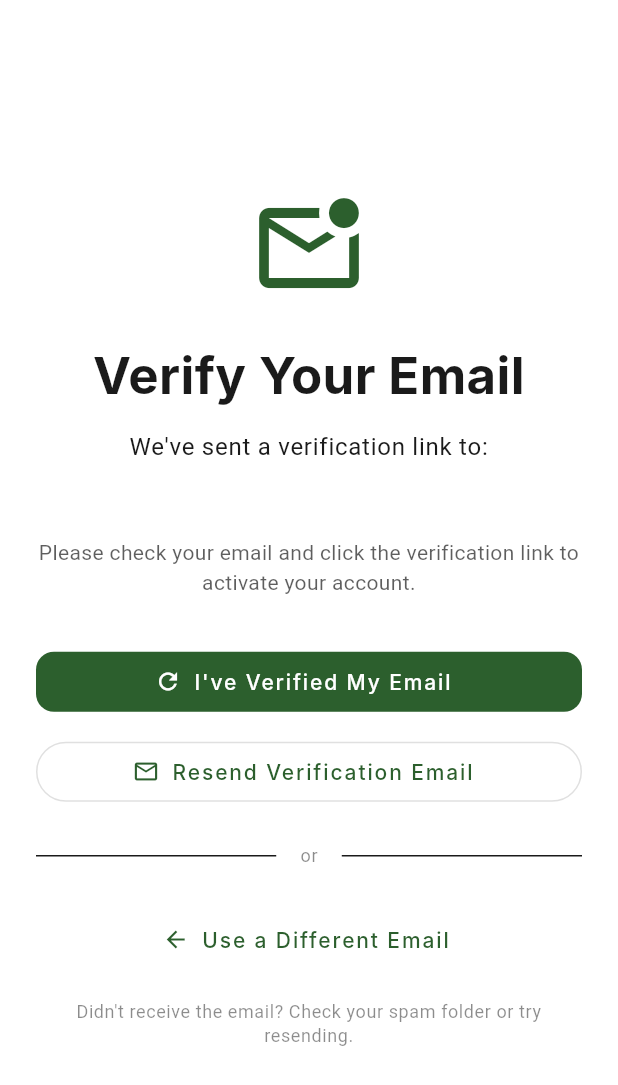
After one commit to keej24/visita-bohol-system, a Flutter app: the EmailVerificationScreen screen opened directly, on a phone screen of 412 x 824 dp. The commit adds this screen. Shown: the top 1085 px of the screen. Run offline on Flutter 3.47's test engine with Material 3 defaults, Android fonts, the phone set to English and light mode, and no system bars; our stand-ins replace cached_network_image, carousel_slider, cloud_firestore, file_picker, firebase_auth, firebase_core and 11 more; missing offline and left inert: flutter_inappwebview, flutter_map_marker_cluster; accounts and stored records are empty; Roboto replaces fonts that are missing (Inter).

Commit message:
feat: Add email verification screen with auto-check and resend functionality

```diff
--- /dev/null
+++ b/mobile-app/lib/screens/auth/email_verification_screen.dart
@@ -0,0 +1,282 @@
+import 'dart:async';
+import 'package:flutter/material.dart';
+import 'package:provider/provider.dart';
+import '../../services/auth_service.dart';
+
+/// Screen shown when user has signed up but hasn't verified their email yet.
+///
+/// This screen:
+/// - Displays instructions to check their email
+/// - Provides a button to resend verification email
+/// - Auto-checks verification status every few seconds
+/// - Allows user to continue once verified
+class EmailVerificationScreen extends StatefulWidget {
+  const EmailVerificationScreen({super.key});
+
+  @override
+  State<EmailVerificationScreen> createState() =>
+      _EmailVerificationScreenState();
+}
+
+class _EmailVerificationScreenState extends State<EmailVerificationScreen> {
+  bool _isResending = false;
+  bool _isChecking = false;
+  Timer? _autoCheckTimer;
+  String? _message;
+  bool _isSuccess = false;
+
+  @override
+  void initState() {
+    super.initState();
+    // Auto-check verification status every 3 seconds
+    _autoCheckTimer = Timer.periodic(const Duration(seconds: 3), (_) {
+      _checkVerification(showFeedback: false);
+    });
+  }
+
+  @override
+  void dispose() {
+    _autoCheckTimer?.cancel();
+    super.dispose();
+  }
+
+  Future<void> _resendVerificationEmail() async {
+    if (_isResending) return;
+
+    setState(() {
+      _isResending = true;
+      _message = null;
+    });
+
+    final authService = context.read<AuthService>();
+    final success = await authService.sendEmailVerification();
+
+    if (mounted) {
+      setState(() {
+        _isResending = false;
+        _isSuccess = success;
+        _message = success
+            ? 'Verification email sent! Check your inbox.'
+            : authService.errorMessage ??
+                'Failed to send email. Please try again.';
+      });
+    }
+  }
+
+  Future<void> _checkVerification({bool showFeedback = true}) async {
+    if (_isChecking) return;
+
+    setState(() {
+      _isChecking = true;
+      if (showFeedback) _message = null;
+    });
+
+    final authService = context.read<AuthService>();
+    final isVerified = await authService.checkEmailVerified();
+
+    if (mounted) {
+      setState(() {
+        _isChecking = false;
+        if (showFeedback && !isVerified) {
+          _isSuccess = false;
+          _message =
+              'Email not verified yet. Please check your inbox and click the verification link.';
+        }
+      });
+
+      // If verified, AuthWrapper will automatically navigate to home
+      if (isVerified) {
+        authService.notifyListeners();
+      }
+    }
+  }
+
+  Future<void> _signOut() async {
+    final authService = context.read<AuthService>();
+    await authService.signOut();
+  }
+
+  @override
+  Widget build(BuildContext context) {
+    final authService = context.watch<AuthService>();
+    final userEmail = authService.currentUser?.email ?? 'your email';
+
+    return Scaffold(
+      body: SafeArea(
+        child: Padding(
+          padding: const EdgeInsets.all(24.0),
+          child: Column(
+            mainAxisAlignment: MainAxisAlignment.center,
+            crossAxisAlignment: CrossAxisAlignment.stretch,
+            children: [
+              // Email icon
+              Icon(
+                Icons.mark_email_unread_outlined,
+                size: 80,
+                color: Theme.of(context).colorScheme.primary,
+              ),
+              const SizedBox(height: 24),
+
+              // Title
+              Text(
+                'Verify Your Email',
+                style: Theme.of(context).textTheme.headlineMedium?.copyWith(
+                      fontWeight: FontWeight.bold,
+                    ),
+                textAlign: TextAlign.center,
+              ),
+              const SizedBox(height: 16),
+
+              // Instructions
+              Text(
+                'We\'ve sent a verification link to:',
+                style: Theme.of(context).textTheme.bodyLarge,
+                textAlign: TextAlign.center,
+              ),
+              const SizedBox(height: 8),
+              Text(
+                userEmail,
+                style: Theme.of(context).textTheme.bodyLarge?.copyWith(
+                      fontWeight: FontWeight.bold,
+                      color: Theme.of(context).colorScheme.primary,
+                    ),
+                textAlign: TextAlign.center,
+              ),
+              const SizedBox(height: 16),
+              Text(
+                'Please check your email and click the verification link to activate your account.',
+                style: Theme.of(context).textTheme.bodyMedium?.copyWith(
+                      color: Theme.of(context)
+                          .colorScheme
+                          .onSurface
+                          .withValues(alpha: 0.7),
+                    ),
+                textAlign: TextAlign.center,
+              ),
+              const SizedBox(height: 32),
+
+              // Message feedback
+              if (_message != null) ...[
+                Container(
+                  padding: const EdgeInsets.all(12),
+                  decoration: BoxDecoration(
+                    color: _isSuccess
+                        ? Colors.green.withValues(alpha: 0.1)
+                        : Colors.orange.withValues(alpha: 0.1),
+                    borderRadius: BorderRadius.circular(8),
+                    border: Border.all(
+                      color: _isSuccess ? Colors.green : Colors.orange,
+                      width: 1,
+                    ),
+                  ),
+                  child: Row(
+                    children: [
+                      Icon(
+                        _isSuccess ? Icons.check_circle : Icons.info_outline,
+                        color: _isSuccess ? Colors.green : Colors.orange,
+                        size: 20,
+                      ),
+                      const SizedBox(width: 8),
+                      Expanded(
+                        child: Text(
+                          _message!,
+                          style: TextStyle(
+                            color: _isSuccess
+                                ? Colors.green.shade700
+                                : Colors.orange.shade700,
+                            fontSize: 14,
+                          ),
+                        ),
+                      ),
+                    ],
+                  ),
+                ),
+                const SizedBox(height: 24),
+              ],
+
+              // Check verification button
+              SizedBox(
+                width: double.infinity,
+                child: FilledButton.icon(
+                  onPressed: _isChecking ? null : () => _checkVerification(),
+                  icon: _isChecking
+                      ? const SizedBox(
+                          width: 20,
+                          height: 20,
+                          child: CircularProgressIndicator(
+                            strokeWidth: 2,
+                            valueColor:
+                                AlwaysStoppedAnimation<Color>(Colors.white),
+                          ),
+                        )
+                      : const Icon(Icons.refresh),
+                  label: const Text('I\'ve Verified My Email'),
+                ),
+              ),
+              const SizedBox(height: 12),
+
+              // Resend email button
+              SizedBox(
+                width: double.infinity,
+                child: OutlinedButton.icon(
+                  onPressed: _isResending ? null : _resendVerificationEmail,
+                  icon: _isResending
+                      ? const SizedBox(
+                          width: 20,
+                          height: 20,
+                          child: CircularProgressIndicator(strokeWidth: 2),
+                        )
+                      : const Icon(Icons.email_outlined),
+                  label: const Text('Resend Verification Email'),
+                ),
+              ),
+              const SizedBox(height: 24),
+
+              // Divider
+              Row(
+                children: [
+                  const Expanded(child: Divider()),
+                  Padding(
+                    padding: const EdgeInsets.symmetric(horizontal: 16),
+                    child: Text(
+                      'or',
+                      style: Theme.of(context).textTheme.bodySmall?.copyWith(
+                            color: Theme.of(context)
+                                .colorScheme
+                                .onSurface
+                                .withValues(alpha: 0.5),
+                          ),
+                    ),
+                  ),
+                  const Expanded(child: Divider()),
+                ],
+              ),
+              const SizedBox(height: 24),
+
+              // Sign out / use different email button
+              TextButton.icon(
+                onPressed: _signOut,
+                icon: const Icon(Icons.arrow_back),
+                label: const Text('Use a Different Email'),
+              ),
+
+              const SizedBox(height: 16),
+
+              // Help text
+              Text(
+                'Didn\'t receive the email? Check your spam folder or try resending.',
+                style: Theme.of(context).textTheme.bodySmall?.copyWith(
+                      color: Theme.of(context)
+                          .colorScheme
+                          .onSurface
+                          .withValues(alpha: 0.5),
+                    ),
+                textAlign: TextAlign.center,
+              ),
+            ],
+          ),
+        ),
+      ),
+    );
+  }
+}
--- a/mobile-app/lib/screens/auth_wrapper.dart
+++ b/mobile-app/lib/screens/auth_wrapper.dart
@@ -51,12 +51,14 @@ import '../services/profile_service.dart';
 import '../models/app_state.dart';
 import '../screens/home_screen.dart';
 import '../screens/auth/login_screen.dart';
+import '../screens/auth/email_verification_screen.dart';
 
 /// Authentication wrapper that determines whether to show the main app or login screen
 ///
 /// This widget listens to AuthService and renders:
 /// - CircularProgressIndicator: While auth state is being determined
-/// - HomeScreen: If user is authenticated and not blocked
+/// - HomeScreen: If user is authenticated, verified and not blocked
+/// - EmailVerificationScreen: If user is authenticated but email not verified
 /// - LoginScreen: If user is not authenticated
 /// - BlockedScreen: If user is authenticated but blocked
 class AuthWrapper extends StatefulWidget {
@@ -142,6 +144,13 @@ class _AuthWrapperState extends State<AuthWrapper> {
                 });
               },
             );
+          }
+
+          // Check if email is verified before allowing access
+          if (!authService.isEmailVerified) {
+            debugPrint(
+                '📧 AuthWrapper: Email not verified, showing verification screen');
+            return const EmailVerificationScreen();
           }
 
           return const HomeScreen();
--- a/mobile-app/lib/services/auth_service.dart
+++ b/mobile-app/lib/services/auth_service.dart
@@ -70,6 +70,7 @@ class AuthService extends ChangeNotifier {
   // Public getters for auth state
   User? get currentUser => _auth.currentUser;
   bool get isAuthenticated => _auth.currentUser != null;
+  bool get isEmailVerified => _auth.currentUser?.emailVerified ?? false;
   bool get isLoading => _isLoading;
   String? errorMessage;
 
@@ -225,6 +226,15 @@ class AuthService extends ChangeNotifier {
           debugPrint(
               '⚠️ Failed to create user document in Firestore: $firestoreError');
         }
+
+        // Send email verification
+        try {
+          await result.user!.sendEmailVerification();
+          debugPrint('📧 Verification email sent to $email');
+        } catch (e) {
+          debugPrint('⚠️ Failed to send verification email: $e');
+          // Don't fail signup if verification email fails
+        }
       }
 
       notifyListeners();
@@ -239,6 +249,40 @@ class AuthService extends ChangeNotifier {
       return null;
     } finally {
       _setLoading(false);
+    }
+  }
+
+  /// Send email verification to the current user
+  Future<bool> sendEmailVerification() async {
+    try {
+      final user = _auth.currentUser;
+      if (user == null) {
+        errorMessage = 'No user logged in';
+        return false;
+      }
+
+      await user.sendEmailVerification();
+      debugPrint('📧 Verification email sent to ${user.email}');
+      return true;
+    } catch (e) {
+      errorMessage = 'Failed to send verification email. Please try again.';
+      debugPrint('❌ Failed to send verification email: $e');
+      return false;
+    }
+  }
+
+  /// Reload the current user and check email verification status
+  Future<bool> checkEmailVerified() async {
+    try {
+      final user = _auth.currentUser;
+      if (user == null) return false;
+
+      await user.reload();
+      notifyListeners();
+      return _auth.currentUser?.emailVerified ?? false;
+    } catch (e) {
+      debugPrint('❌ Failed to check email verification: $e');
+      return false;
     }
   }
 
@@ -297,6 +341,57 @@ class AuthService extends ChangeNotifier {
       notifyListeners();
     } catch (e) {
       debugPrint('Profile update error: $e');
+    }
+  }
+
+  /// Update user email with verification
+  ///
+  /// This method uses Firebase's verifyBeforeUpdateEmail which:
+  /// 1. Sends a verification email to the NEW email address
+  /// 2. Only updates the email after user clicks the verification link
+  /// 3. Requires re-authentication first for security
+  Future<void> updateEmailWithVerification(
+      String newEmail, String currentPassword) async {
+    try {
+      final user = _auth.currentUser;
+      if (user == null || user.email == null) {
+        throw Exception('No user logged in');
+      }
+
+      // Re-authenticate user with current password (required for sensitive operations)
+      final credential = EmailAuthProvider.credential(
+        email: user.email!,
+        password: currentPassword,
+      );
+      await user.reauthenticateWithCredential(credential);
+
+      // Send verification to new email - Firebase will update email after verification
+      await user.verifyBeforeUpdateEmail(newEmail);
+
+      debugPrint('📧 Verification email sent to new address: $newEmail');
+    } on FirebaseAuthException catch (e) {
+      debugPrint(
+          'FirebaseAuthException during email update: ${e.code} - ${e.message}');
+      if (e.code == 'wrong-password' || e.code == 'invalid-credential') {
+        throw Exception('Current password is incorrect');
+      } else if (e.code == 'email-already-in-use') {
+        throw Exception('This email is already registered to another account');
+      } else if (e.code == 'invalid-email') {
+        throw Exception('Please enter a valid email address');
+      } else {
+        throw Exception(e.message ?? 'Failed to update email');
+      }
+    } catch (e) {
+      debugPrint('Email update error: $e');
+      final errorStr = e.toString().toLowerCase();
+      if (errorStr.contains('incorrect') ||
+          errorStr.contains('wrong-password') ||
+          errorStr.contains('invalid') ||
+          errorStr.contains('malformed') ||
+          errorStr.contains('expired')) {
+        throw Exception('Current password is incorrect');
+      }
+      rethrow;
     }
   }
 
@@ -399,7 +494,9 @@ class AuthService extends ChangeNotifier {
 
       notifyListeners();
     } on FirebaseAuthException catch (e) {
-      if (e.code == 'wrong-password') {
+      debugPrint(
+          'FirebaseAuthException during password update: ${e.code} - ${e.message}');
+      if (e.code == 'wrong-password' || e.code == 'invalid-credential') {
         throw Exception('Current password is incorrect');
       } else if (e.code == 'weak-password') {
         throw Exception('New password is too weak');
@@ -408,6 +505,15 @@ class AuthService extends ChangeNotifier {
       }
     } catch (e) {
       debugPrint('Password update error: $e');
+      // Check if error message indicates wrong password
+      final errorStr = e.toString().toLowerCase();
+      if (errorStr.contains('incorrect') ||
+          errorStr.contains('wrong-password') ||
+          errorStr.contains('invalid') ||
+          errorStr.contains('malformed') ||
+          errorStr.contains('expired')) {
+        throw Exception('Current password is incorrect');
+      }
       rethrow;
     }
   }
```
Also changed, not shown: mobile-app/lib/screens/profile_screen.dart (+68 -8 lines), 1 other file.
